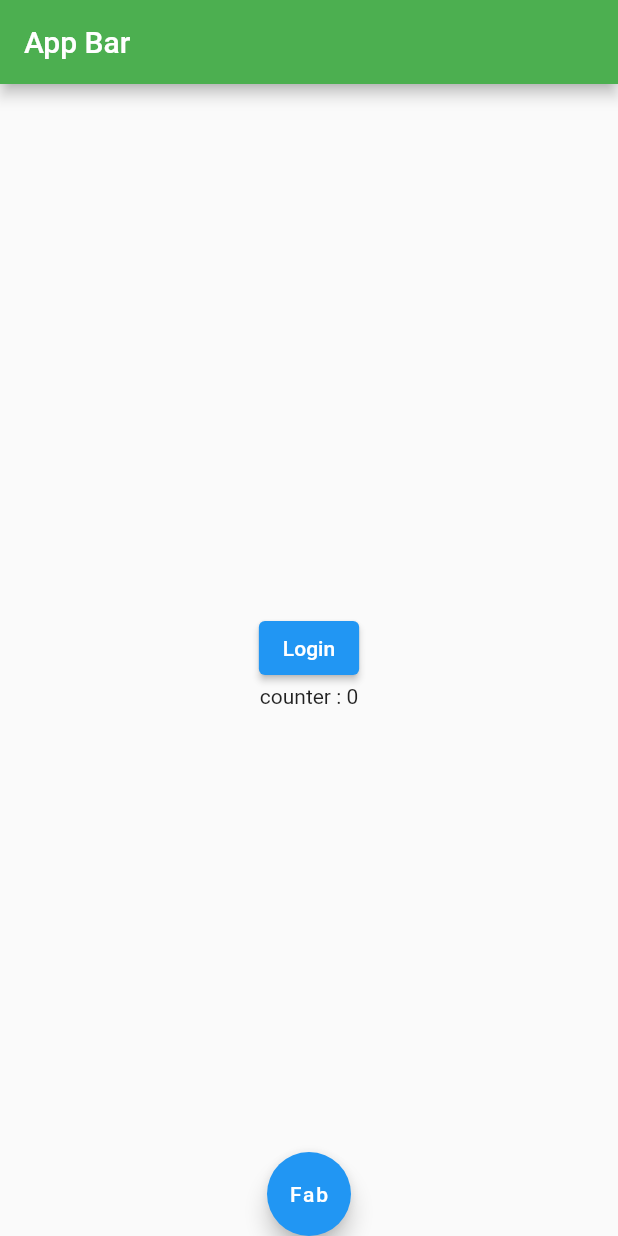
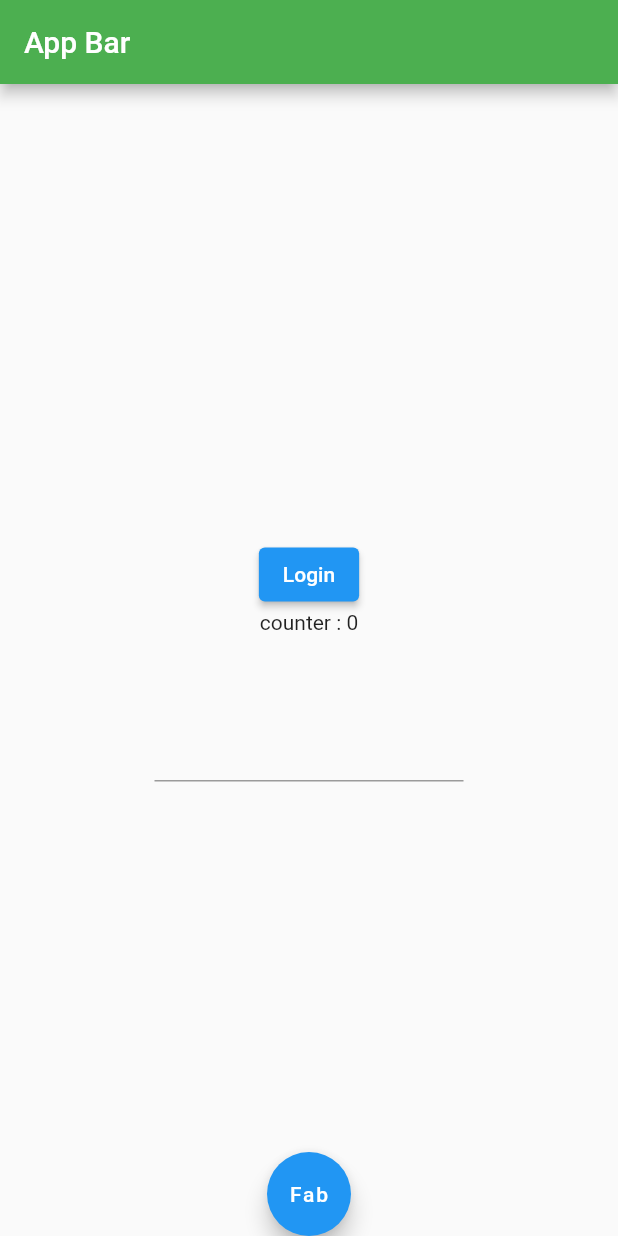
Before and after one commit to TalebRafiepour/flutter-demo, a Flutter app: the screen it shows after launch, on a phone screen of 412 x 824 dp. Run offline on Flutter 3.47's test engine with Material 2 defaults, Android fonts, the phone set to English and light mode, and no system bars.

Commit message:
navigation added

```diff
--- a/lib/home_page.dart
+++ b/lib/home_page.dart
@@ -8,6 +8,13 @@ class HomePage extends StatefulWidget {
 
 class _HomePageState extends State<HomePage> {
   int counter = 0;
+  late final TextEditingController _textController;
+
+  @override
+  void initState() {
+    _textController = TextEditingController();
+    super.initState();
+  }
 
   @override
   Widget build(BuildContext context) {
@@ -22,8 +29,9 @@ class _HomePageState extends State<HomePage> {
           children: [
             ElevatedButton(
               onPressed: () {
-                Navigator.pushReplacement(
-                    context, MaterialPageRoute(builder: (ctx) => SecondPage()));
+                String input = _textController.text;
+
+                Navigator.pushNamed(context, 'second',arguments: [input,12,'sdfds']);
               },
               child: Container(
                 decoration: BoxDecoration(
@@ -33,6 +41,15 @@ class _HomePageState extends State<HomePage> {
               ),
             ),
             Text('counter : $counter'),
+            SizedBox(
+              height: 50,
+            ),
+            SizedBox(
+              width: MediaQuery.of(context).size.width * 0.5,
+              child: TextField(
+                controller: _textController,
+              ),
+            ),
           ],
         ),
       ),
--- a/pubspec.yaml
+++ b/pubspec.yaml
@@ -18,7 +18,7 @@ publish_to: 'none' # Remove this line if you wish to publish to pub.dev
 version: 1.0.0+1
 
 environment:
-  sdk: ">=2.7.0 <3.0.0"
+  sdk: ">=2.12.3 <3.0.0"
 
 dependencies:
   flutter:
```
Also changed, not shown: lib/app.dart (+14 -0 lines), lib/second_page.dart (+7 -1 lines), pubspec.lock.
